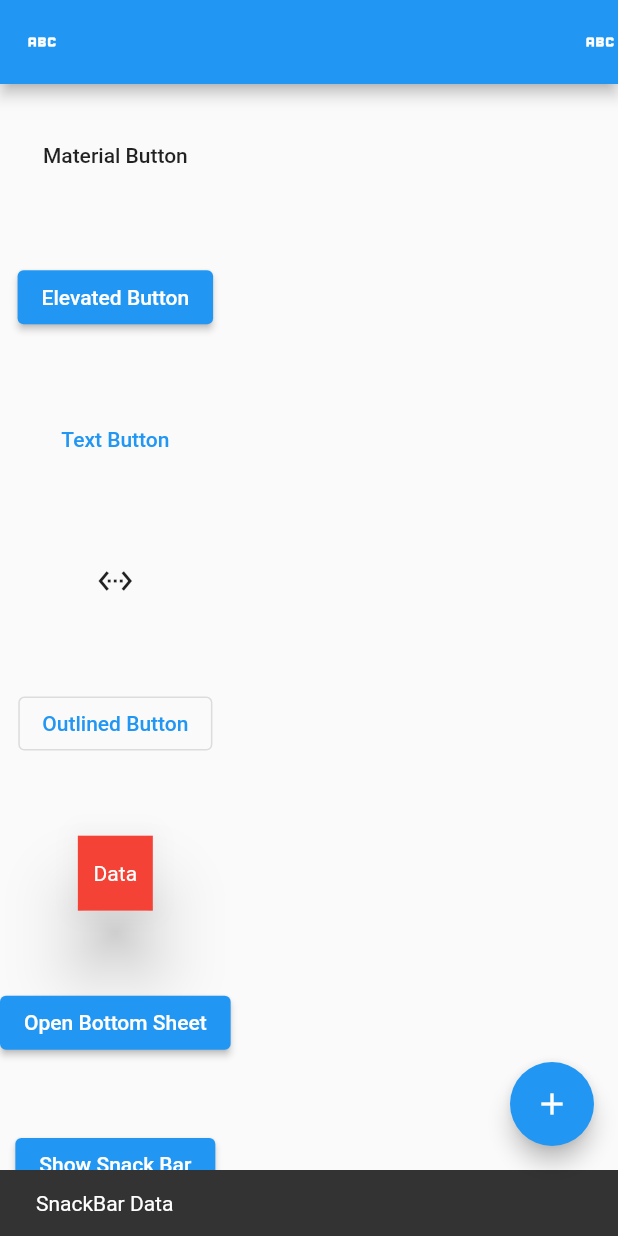
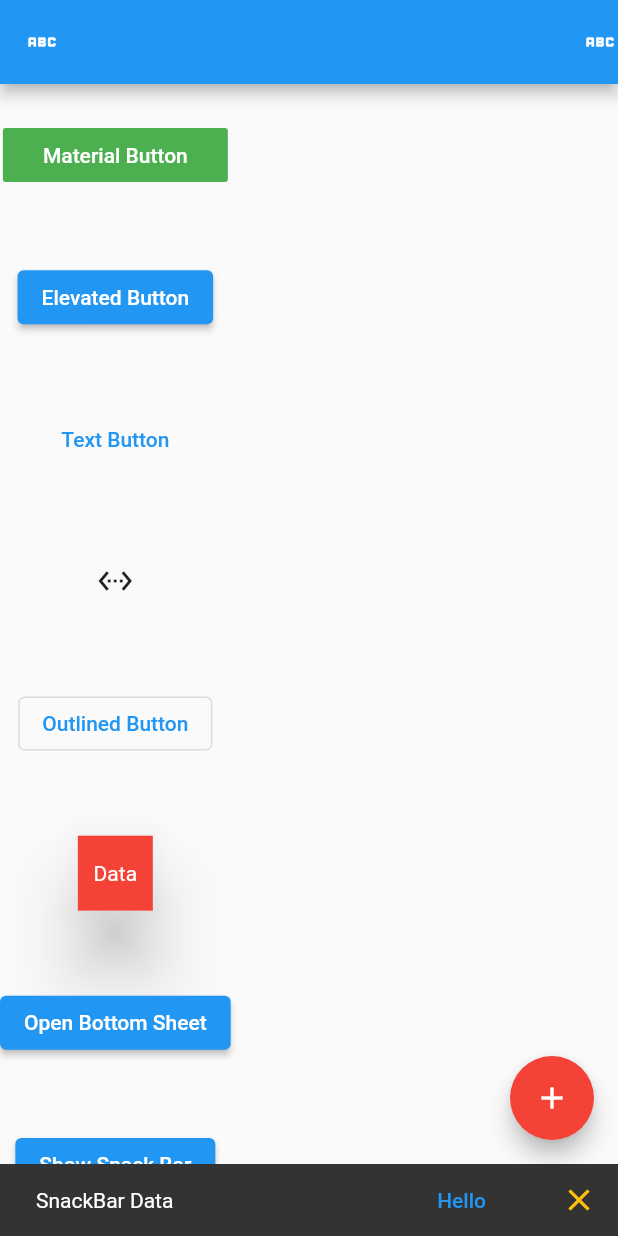
Before and after one commit to Desk-Code/my_practtise, a Flutter app: the ButtonDemo screen opened directly, after a tap on "Show Snack Bar", on a phone screen of 412 x 824 dp. Run offline on Flutter 3.47's test engine with Material 2 defaults, Android fonts, the phone set to English and light mode, and no system bars; our stand-ins replace animated_bottom_navigation_bar.

Commit message:
BUTTON COMPLETED

```diff
--- a/lib/button_demo.dart
+++ b/lib/button_demo.dart
@@ -9,16 +9,22 @@ class ButtonDemo extends StatelessWidget {
       body: Column(
         mainAxisAlignment: MainAxisAlignment.spaceAround,
         children: [
-          MaterialButton(
-            onPressed: () {
-              print("hiiii, I am Material Button");
-            },
-            child: const Text("Material Button"),
+          const MaterialButton(
+            color: Colors.indigo,
+            disabledColor: Colors.green,
+            disabledTextColor: Colors.white,
+            highlightColor: Colors.purple,
+            hoverColor: Colors.pink,
+            minWidth: 150,
+            textColor: Colors.white,
+            onPressed: null,
+            child: Text("Material Button"),
           ),
           ElevatedButton(
             onPressed: () {
               print("Hiii, I am Elevated Button");
             },
+            // style: ButtonStyle(),
             child: const Text("Elevated Button"),
           ),
           TextButton(
@@ -98,6 +104,9 @@ class ButtonDemo extends StatelessWidget {
                 builder: (context) {
                   return Container();
                 },
+                barrierColor: Colors.yellow,
+                isDismissible: true,
+                useSafeArea: true,
               );
             },
             child: const Text("Open Bottom Sheet"),
@@ -105,8 +114,16 @@ class ButtonDemo extends StatelessWidget {
           ElevatedButton(
             onPressed: () {
               ScaffoldMessenger.of(context).showSnackBar(
-                const SnackBar(
-                  content: Text("SnackBar Data"),
+                SnackBar(
+                  content: const Text("SnackBar Data"),
+                  action: SnackBarAction(
+                    label: "Hello",
+                    onPressed: () {},
+                  ),
+                  showCloseIcon: true,
+                  closeIconColor: Colors.amber,
+                  dismissDirection: DismissDirection.horizontal,
+                  duration: const Duration(seconds: 5),
                 ),
               );
             },
@@ -115,6 +132,16 @@ class ButtonDemo extends StatelessWidget {
         ],
       ),
       floatingActionButton: FloatingActionButton(
+        backgroundColor: Colors.red,
+        // elevation: 50,
+        // disabledElevation: 50,
+        // focusColor: Colors.green,
+        hoverColor: Colors.green,
+        isExtended: false,
+        mini: false,
+// shape: RoundedRectangleBorder(),
+        splashColor: Colors.indigo,
+        tooltip: "This is a Floting Button",
         onPressed: () {
           print("hii, I am Floting Action Button ");
         },
--- a/lib/main.dart
+++ b/lib/main.dart
@@ -1,5 +1,6 @@
 import 'package:flutter/material.dart';
-import 'package:my_practtise/practise/gmail/gmail_drawer_page.dart';
+
+import 'button_demo.dart';
 
 void main() {
   runApp(const MyApp());
@@ -11,7 +12,7 @@ class MyApp extends StatelessWidget {
   Widget build(BuildContext context) {
     return const MaterialApp(
       debugShowCheckedModeBanner: false,
-      home: GmailDrawerPage(),
+      home: ButtonDemo(),
     );
   }
 }
--- a/pubspec.yaml
+++ b/pubspec.yaml
@@ -35,6 +35,7 @@ dependencies:
   # The following adds the Cupertino Icons font to your application.
   # Use with the CupertinoIcons class for iOS style icons.
   cupertino_icons: ^1.0.2
+  animated_bottom_navigation_bar: ^1.2.0
 
 dev_dependencies:
   flutter_test:
```
Also changed, not shown: lib/practise/gmail/gmail_drawer_page.dart (+87 -3 lines), lib/practise/youtube/youtube_create_page.dart (added, +126 -0 lines), pubspec.lock.
